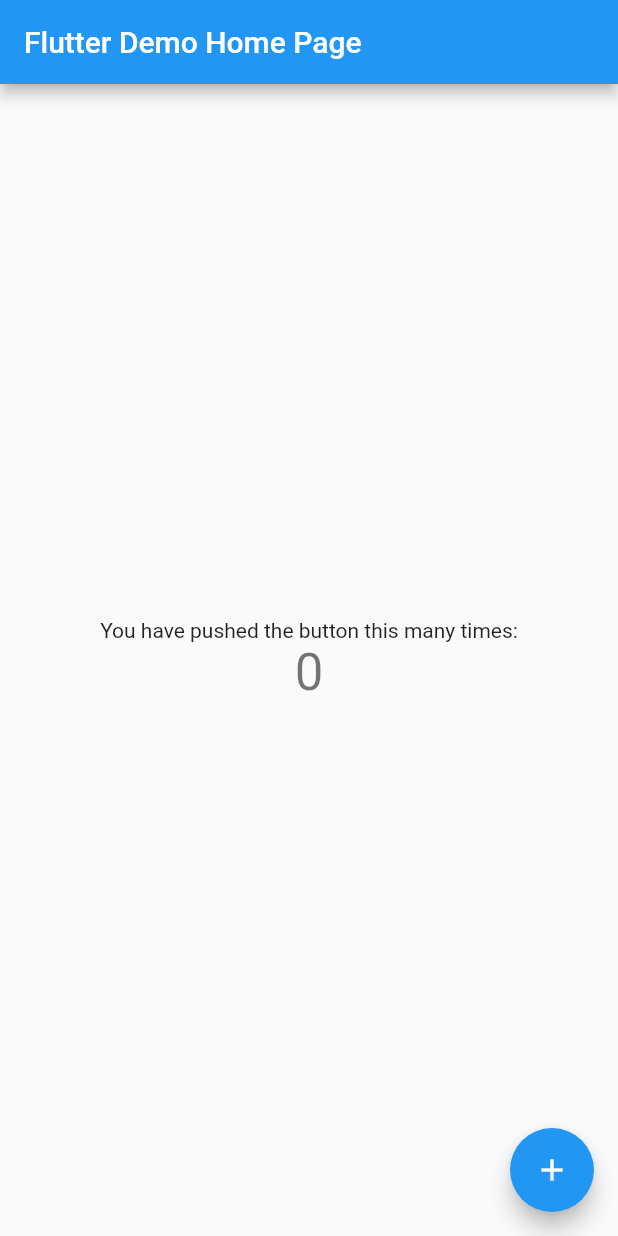
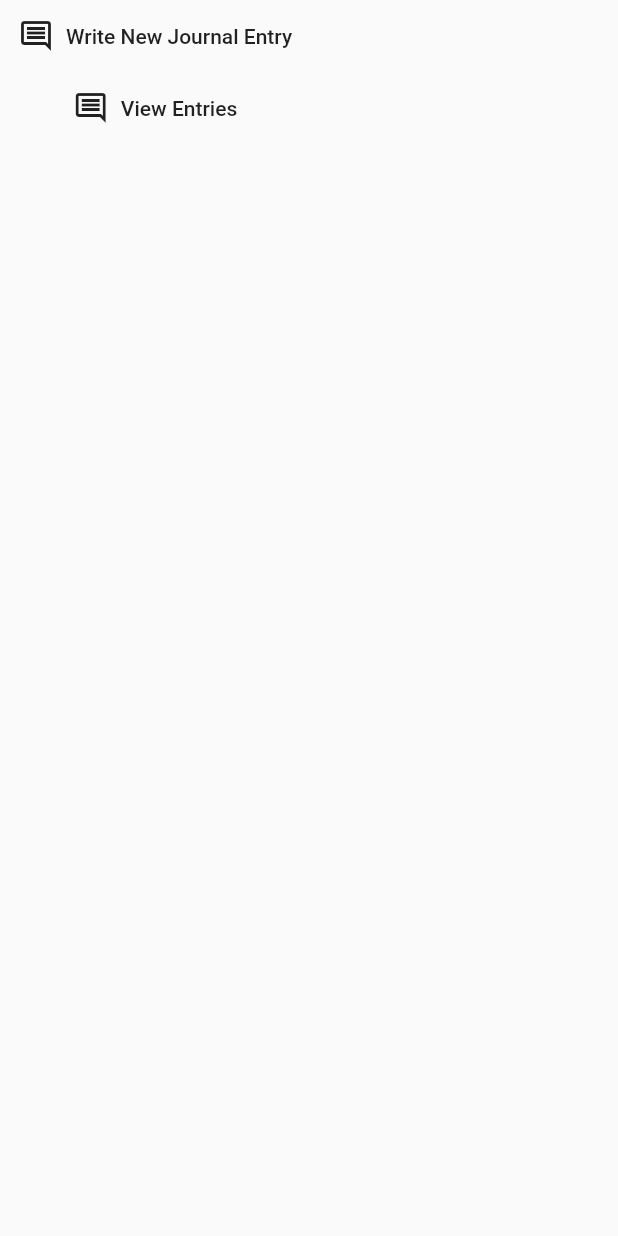
Before and after one commit to dcao/blip, a Flutter app: the screen it shows after launch, on a phone screen of 412 x 824 dp. Run offline on Flutter 3.47's test engine with Material 2 defaults, Android fonts, the phone set to English and light mode, and no system bars; our stand-ins replace cloud_firestore, firebase_core; accounts and stored records are empty.

```diff
--- a/lib/main.dart
+++ b/lib/main.dart
@@ -1,117 +1,18 @@
 import 'package:flutter/material.dart';
+import 'package:blip/pages/home.dart';
+import 'package:blip/pages/write.dart';
+import 'package:blip/pages/view.dart';
+import 'package:firebase_core/firebase_core.dart';
 
-void main() {
-  runApp(MyApp());
+void main() async {
+  WidgetsFlutterBinding.ensureInitialized();
+  await Firebase.initializeApp();
+  runApp(MaterialApp(
+    initialRoute: '/home',
+    routes: {
+      '/home': (context) => Home(),
+      '/write': (context) => AddBlog(),
+      '/view': (context) => View()
+    }
+  ));
 }
-
-class MyApp extends StatelessWidget {
-  // This widget is the root of your application.
-  @override
-  Widget build(BuildContext context) {
-    return MaterialApp(
-      title: 'Flutter Demo',
-      theme: ThemeData(
-        // This is the theme of your application.
-        //
-        // Try running your application with "flutter run". You'll see the
-        // application has a blue toolbar. Then, without quitting the app, try
-        // changing the primarySwatch below to Colors.green and then invoke
-        // "hot reload" (press "r" in the console where you ran "flutter run",
-        // or simply save your changes to "hot reload" in a Flutter IDE).
-        // Notice that the counter didn't reset back to zero; the application
-        // is not restarted.
-        primarySwatch: Colors.blue,
-        // This makes the visual density adapt to the platform that you run
-        // the app on. For desktop platforms, the controls will be smaller and
-        // closer together (more dense) than on mobile platforms.
-        visualDensity: VisualDensity.adaptivePlatformDensity,
-      ),
-      home: MyHomePage(title: 'Flutter Demo Home Page'),
-    );
-  }
-}
-
-class MyHomePage extends StatefulWidget {
-  MyHomePage({Key key, this.title}) : super(key: key);
-
-  // This widget is the home page of your application. It is stateful, meaning
-  // that it has a State object (defined below) that contains fields that affect
-  // how it looks.
-
-  // This class is the configuration for the state. It holds the values (in this
-  // case the title) provided by the parent (in this case the App widget) and
-  // used by the build method of the State. Fields in a Widget subclass are
-  // always marked "final".
-
-  final String title;
-
-  @override
-  _MyHomePageState createState() => _MyHomePageState();
-}
-
-class _MyHomePageState extends State<MyHomePage> {
-  int _counter = 0;
-
-  void _incrementCounter() {
-    setState(() {
-      // This call to setState tells the Flutter framework that something has
-      // changed in this State, which causes it to rerun the build method below
-      // so that the display can reflect the updated values. If we changed
-      // _counter without calling setState(), then the build method would not be
-      // called again, and so nothing would appear to happen.
-      _counter++;
-    });
-  }
-
-  @override
-  Widget build(BuildContext context) {
-    // This method is rerun every time setState is called, for instance as done
-    // by the _incrementCounter method above.
-    //
-    // The Flutter framework has been optimized to make rerunning build methods
-    // fast, so that you can just rebuild anything that needs updating rather
-    // than having to individually change instances of widgets.
-    return Scaffold(
-      appBar: AppBar(
-        // Here we take the value from the MyHomePage object that was created by
-        // the App.build method, and use it to set our appbar title.
-        title: Text(widget.title),
-      ),
-      body: Center(
-        // Center is a layout widget. It takes a single child and positions it
-        // in the middle of the parent.
-        child: Column(
-          // Column is also a layout widget. It takes a list of children and
-          // arranges them vertically. By default, it sizes itself to fit its
-          // children horizontally, and tries to be as tall as its parent.
-          //
-          // Invoke "debug painting" (press "p" in the console, choose the
-          // "Toggle Debug Paint" action from the Flutter Inspector in Android
-          // Studio, or the "Toggle Debug Paint" command in Visual Studio Code)
-          // to see the wireframe for each widget.
-          //
-          // Column has various properties to control how it sizes itself and
-          // how it positions its children. Here we use mainAxisAlignment to
-          // center the children vertically; the main axis here is the vertical
-          // axis because Columns are vertical (the cross axis would be
-          // horizontal).
-          mainAxisAlignment: MainAxisAlignment.center,
-          children: <Widget>[
-            Text(
-              'You have pushed the button this many times:',
-            ),
-            Text(
-              '$_counter',
-              style: Theme.of(context).textTheme.headline4,
-            ),
-          ],
-        ),
-      ),
-      floatingActionButton: FloatingActionButton(
-        onPressed: _incrementCounter,
-        tooltip: 'Increment',
-        child: Icon(Icons.add),
-      ), // This trailing comma makes auto-formatting nicer for build methods.
-    );
-  }
-}
--- /dev/null
+++ b/lib/pages/home.dart
@@ -0,0 +1,34 @@
+import 'package:flutter/material.dart';
+
+class Home extends StatefulWidget {
+  @override
+  _HomeState createState() => _HomeState();
+}
+
+class _HomeState extends State<Home> {
+  @override
+  Widget build(BuildContext context) {
+    return Scaffold(
+      body: SafeArea(
+        child: Column(
+          children: [
+            FlatButton.icon(
+              onPressed: () {
+                Navigator.pushNamed(context, '/write');
+              },
+              icon: Icon(Icons.comment_outlined),
+              label: Text("Write New Journal Entry")
+            ),
+            FlatButton.icon(
+              onPressed: () {
+                Navigator.pushNamed(context, '/view');
+              },
+              icon: Icon(Icons.comment_outlined),
+              label: Text("View Entries")
+            ),
+          ],
+        )
+      )
+    );
+  }
+}
--- a/pubspec.yaml
+++ b/pubspec.yaml
@@ -21,6 +21,8 @@ environment:
   sdk: ">=2.7.0 <3.0.0"
 
 dependencies:
+  cloud_firestore:
+
   flutter:
     sdk: flutter
 
```
Also changed, not shown: lib/pages/view.dart (added, +43 -0 lines), lib/pages/write.dart (added, +82 -0 lines), pubspec.lock, 9 other files.
